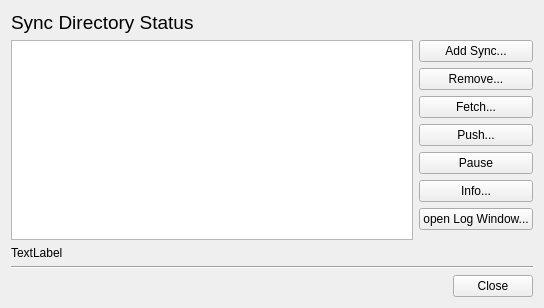
Old version of the form src/mirall/statusdialog.ui in the repository nextcloud/desktop.
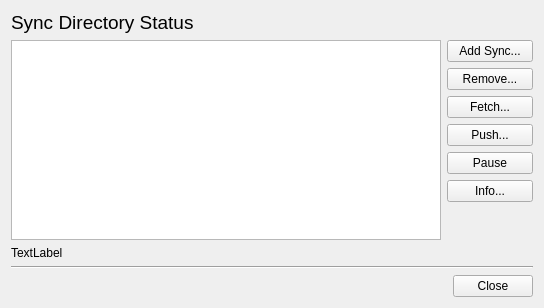
New version of the form.

Commit message: Removed Log Window Button

```diff
--- a/src/mirall/statusdialog.ui
+++ b/src/mirall/statusdialog.ui
@@ -80,13 +80,6 @@
        </property>
       </widget>
      </item>
-     <item>
-      <widget class="QPushButton" name="_ButtonLog">
-       <property name="text">
-        <string>open Log Window...</string>
-       </property>
-      </widget>
-     </item>
      <item>
       <spacer name="verticalSpacer">
        <property name="orientation">
```
Left out of the diff: 11 changed lines with no effect on the pictures. The commit also changes 1 other file.
